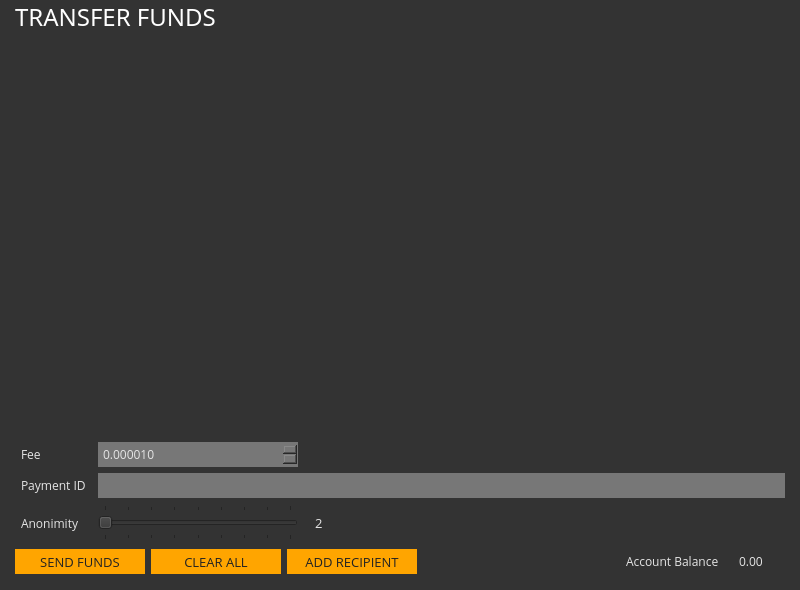
The window that src/gui/ui/sendframe.ui (ConcealNetwork/conceal-desktop) describes before a commit, drawn with Qt 5.
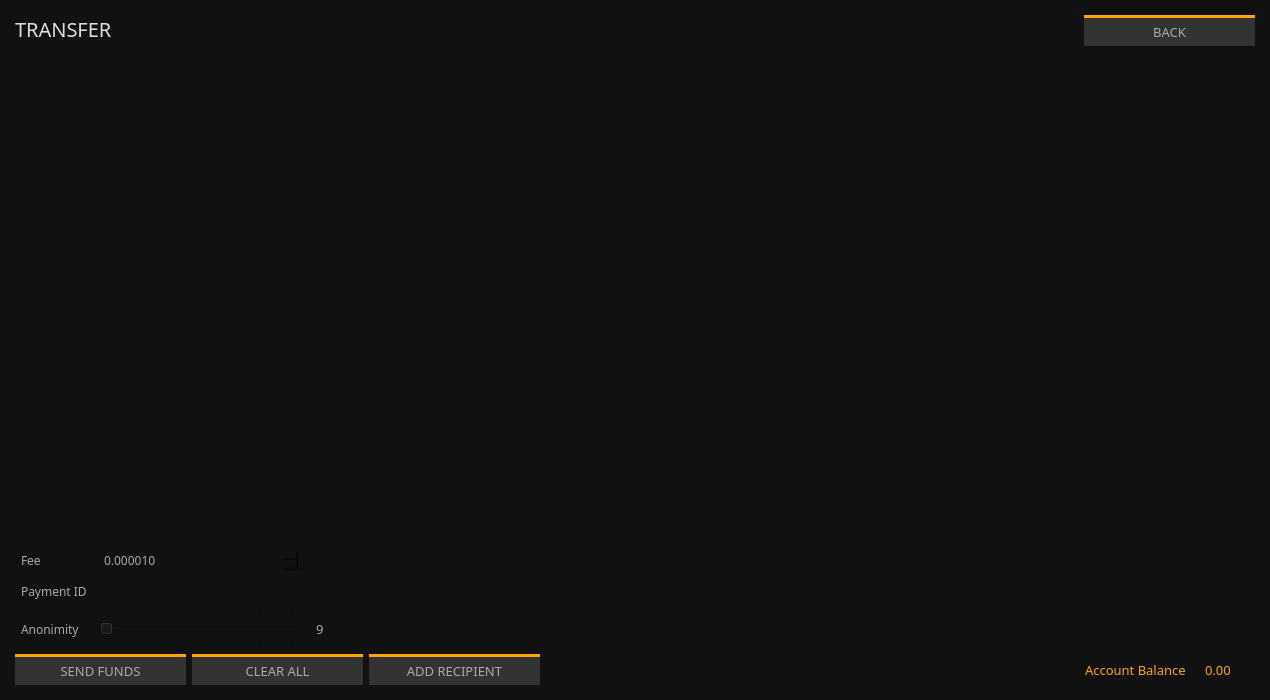
The same window after the commit.

Patch:
```diff
--- a/src/gui/ui/sendframe.ui
+++ b/src/gui/ui/sendframe.ui
@@ -6,13 +6,19 @@
    <rect>
     <x>0</x>
     <y>0</y>
-    <width>800</width>
-    <height>590</height>
+    <width>1270</width>
+    <height>700</height>
    </rect>
   </property>
+  <property name="minimumSize">
+   <size>
+    <width>1270</width>
+    <height>700</height>
+   </size>
+  </property>
   <property name="font">
    <font>
-    <family>Open Sans</family>
+    <family>Poppins</family>
     <pointsize>10</pointsize>
    </font>
   </property>
@@ -20,7 +26,7 @@
    <string>Frame</string>
   </property>
   <property name="styleSheet">
-   <string notr="true">border: 0px; background-color: #333; color: #e5e5e5;</string>
+   <string notr="true">border: 0px; background-color: #111; color: #aaa;</string>
   </property>
   <property name="frameShape">
    <enum>QFrame::StyledPanel</enum>
@@ -42,29 +48,69 @@
     <number>15</number>
    </property>
    <item>
-    <widget class="QLabel" name="label_3">
-     <property name="minimumSize">
-      <size>
-       <width>0</width>
-       <height>29</height>
-      </size>
+    <layout class="QHBoxLayout" name="horizontalLayout_2">
+     <property name="topMargin">
+      <number>15</number>
      </property>
-     <property name="font">
-      <font>
-       <family>Oswald</family>
-       <pointsize>18</pointsize>
-      </font>
+     <property name="bottomMargin">
+      <number>15</number>
      </property>
-     <property name="styleSheet">
-      <string notr="true">padding: 0px; color: white;</string>
-     </property>
-     <property name="text">
-      <string>TRANSFER FUNDS</string>
-     </property>
-     <property name="alignment">
-      <set>Qt::AlignLeading|Qt::AlignLeft|Qt::AlignTop</set>
-     </property>
-    </widget>
+     <item>
+      <widget class="QLabel" name="label_3">
+       <property name="minimumSize">
+        <size>
+         <width>0</width>
+         <height>29</height>
+        </size>
+       </property>
+       <property name="font">
+        <font>
+         <family>Poppins</family>
+         <pointsize>-1</pointsize>
+        </font>
+       </property>
+       <property name="styleSheet">
+        <string notr="true">color: #ddd; 
+font-size: 20px;
+font-family: Poppins;</string>
+       </property>
+       <property name="text">
+        <string>TRANSFER</string>
+       </property>
+       <property name="alignment">
+        <set>Qt::AlignLeading|Qt::AlignLeft|Qt::AlignTop</set>
+       </property>
+      </widget>
+     </item>
+     <item>
+      <widget class="QPushButton" name="m_backButton">
+       <property name="minimumSize">
+        <size>
+         <width>171</width>
+         <height>31</height>
+        </size>
+       </property>
+       <property name="maximumSize">
+        <size>
+         <width>171</width>
+         <height>16777215</height>
+        </size>
+       </property>
+       <property name="font">
+        <font>
+         <family>Poppins</family>
+         <pointsize>10</pointsize>
+        </font>
+       </property>
+       <property name="styleSheet">
+        <string notr="true">color: #aaa; background-color: #333; border-top: 3px solid orange;</string>
+       </property>
+       <property name="text">
+        <string>BACK</string>
+       </property>
+      </widget>
+     </item>
+    </layout>
    </item>
    <item>
     <widget class="QScrollArea" name="m_transfersScrollarea">
@@ -79,8 +125,8 @@
        <rect>
         <x>0</x>
         <y>0</y>
-        <width>770</width>
-        <height>395</height>
+        <width>1240</width>
+        <height>457</height>
        </rect>
       </property>
       <layout class="QVBoxLayout" name="m_send_frame_layout">
@@ -122,7 +168,7 @@
       <widget class="QLabel" name="label_2">
        <property name="font">
         <font>
-         <family>Open Sans</family>
+         <family>Poppins</family>
          <pointsize>9</pointsize>
         </font>
        </property>
@@ -144,12 +190,12 @@
        </property>
        <property name="font">
         <font>
-         <family>Open Sans</family>
+         <family>Poppins</family>
          <pointsize>9</pointsize>
         </font>
        </property>
        <property name="styleSheet">
-        <string notr="true">padding: 3px; background-color: #777; border: 0px;</string>
+        <string notr="true">padding: 3px; background-color: #111; border: 0px;</string>
        </property>
       </widget>
      </item>
@@ -157,7 +203,7 @@
       <widget class="QLabel" name="label_6">
        <property name="font">
         <font>
-         <family>Open Sans</family>
+         <family>Poppins</family>
          <pointsize>9</pointsize>
         </font>
        </property>
@@ -201,24 +247,24 @@
        </property>
        <property name="font">
         <font>
-         <family>Open Sans</family>
+         <family>Poppins</family>
          <pointsize>9</pointsize>
         </font>
        </property>
        <property name="styleSheet">
-        <string notr="true">padding: 3px; border: 0px;</string>
+        <string notr="true">padding: 3px; border: 0px; color: #ddd;</string>
        </property>
        <property name="minimum">
-        <number>2</number>
+        <number>9</number>
        </property>
        <property name="maximum">
-        <number>10</number>
+        <number>15</number>
        </property>
        <property name="pageStep">
         <number>1</number>
        </property>
        <property name="value">
-        <number>2</number>
+        <number>9</number>
        </property>
        <property name="tracking">
         <bool>false</bool>
@@ -250,7 +296,7 @@
        </property>
        <property name="font">
         <font>
-         <family>Open Sans</family>
+         <family>Poppins</family>
          <pointsize>10</pointsize>
         </font>
        </property>
@@ -258,7 +304,7 @@
         <string notr="true">padding: 3px; border: 0px;</string>
        </property>
        <property name="text">
-        <string notr="true">2</string>
+        <string notr="true">9</string>
        </property>
        <property name="maxLength">
         <number>5</number>
@@ -275,7 +321,7 @@
       <widget class="QLabel" name="label">
        <property name="font">
         <font>
-         <family>Open Sans</family>
+         <family>Poppins</family>
          <pointsize>9</pointsize>
         </font>
        </property>
@@ -297,27 +343,27 @@
        </property>
        <property name="font">
         <font>
-         <family>Open Sans</family>
+         <family>Poppins</family>
          <pointsize>9</pointsize>
         </font>
        </property>
        <property name="styleSheet">
-        <string notr="true">padding: 3px; background-color: #777; border: 0px;</string>
+        <string notr="true">padding: 3px; background-color: #111; border: 0px;</string>
        </property>
        <property name="decimals">
         <number>6</number>
        </property>
        <property name="minimum">
-        <double>0.000010</double>
+        <double>0.000010000000000</double>
        </property>
        <property name="maximum">
-        <double>100000000.000000</double>
+        <double>100000000.000000000000000</double>
        </property>
        <property name="singleStep">
         <double>0.000010</double>
        </property>
        <property name="value">
-        <double>0.000010</double>
+        <double>0.000010000000000</double>
        </property>
       </widget>
      </item>
@@ -329,26 +375,26 @@
       <widget class="QPushButton" name="m_sendButton">
        <property name="minimumSize">
         <size>
-         <width>130</width>
-         <height>25</height>
+         <width>171</width>
+         <height>28</height>
         </size>
        </property>
        <property name="maximumSize">
         <size>
          <width>16777215</width>
-         <height>25</height>
+         <height>31</height>
         </size>
        </property>
        <property name="font">
         <font>
-         <family>Open Sans</family>
+         <family>Poppins</family>
          <pointsize>10</pointsize>
          <weight>50</weight>
          <bold>false</bold>
         </font>
        </property>
        <property name="styleSheet">
-        <string notr="true">color: #222; border-radius: 0px; border: 0px solid; background-color: orange;</string>
+        <string notr="true">color: #aaa; background-color: #333; border-top: 3px solid orange;</string>
        </property>
        <property name="text">
         <string>SEND FUNDS</string>
@@ -359,26 +405,26 @@
       <widget class="QPushButton" name="m_clearAllButton">
        <property name="minimumSize">
         <size>
-         <width>130</width>
-         <height>25</height>
+         <width>171</width>
+         <height>28</height>
         </size>
        </property>
        <property name="maximumSize">
         <size>
          <width>16777215</width>
-         <height>25</height>
+         <height>31</height>
         </size>
        </property>
        <property name="font">
         <font>
-         <family>Open Sans</family>
+         <family>Poppins</family>
          <pointsize>10</pointsize>
          <weight>50</weight>
          <bold>false</bold>
         </font>
        </property>
        <property name="styleSheet">
-        <string notr="true">color: #222; border-radius: 0px; border: 0px solid; background-color: orange;</string>
+        <string notr="true">color: #aaa; background-color: #333; border-top: 3px solid orange;</string>
        </property>
        <property name="text">
         <string>CLEAR ALL</string>
@@ -389,26 +435,26 @@
       <widget class="QPushButton" name="m_addRecipientButton">
        <property name="minimumSize">
         <size>
-         <width>130</width>
-         <height>25</height>
+         <width>171</width>
+         <height>28</height>
         </size>
        </property>
        <property name="maximumSize">
         <size>
          <width>16777215</width>
-         <height>25</height>
+         <height>31</height>
         </size>
        </property>
        <property name="font">
         <font>
-         <family>Open Sans</family>
+         <family>Poppins</family>
          <pointsize>10</pointsize>
          <weight>50</weight>
          <bold>false</bold>
         </font>
        </property>
        <property name="styleSheet">
-        <string notr="true">color: #222; border-radius: 0px; border: 0px solid; background-color: orange;</string>
+        <string notr="true">color: #aaa; background-color: #333; border-top: 3px solid orange;</string>
        </property>
        <property name="text">
         <string>ADD RECIPIENT</string>
@@ -430,14 +476,20 @@
      </item>
      <item>
       <widget class="QLabel" name="label_4">
+       <property name="minimumSize">
+        <size>
+         <width>0</width>
+         <height>31</height>
+        </size>
+       </property>
        <property name="font">
         <font>
-         <family>Open Sans</family>
-         <pointsize>9</pointsize>
+         <family>Poppins</family>
+         <pointsize>10</pointsize>
         </font>
        </property>
        <property name="styleSheet">
-        <string notr="true">padding: 5px;</string>
+        <string notr="true">padding: 3px; color: orange;</string>
        </property>
        <property name="text">
         <string>Account Balance</string>
@@ -446,14 +498,20 @@
      </item>
      <item>
       <widget class="QLabel" name="m_balanceLabel">
+       <property name="minimumSize">
+        <size>
+         <width>0</width>
+         <height>31</height>
+        </size>
+       </property>
        <property name="font">
         <font>
-         <family>Open Sans</family>
-         <pointsize>9</pointsize>
+         <family>Poppins</family>
+         <pointsize>10</pointsize>
         </font>
        </property>
        <property name="styleSheet">
-        <string notr="true">padding: 3px;</string>
+        <string notr="true">padding: 3px; color: orange;</string>
        </property>
        <property name="text">
         <string notr="true">0.00 </string>
```
Left out of the diff: 19 changed lines with no effect on the pictures.
